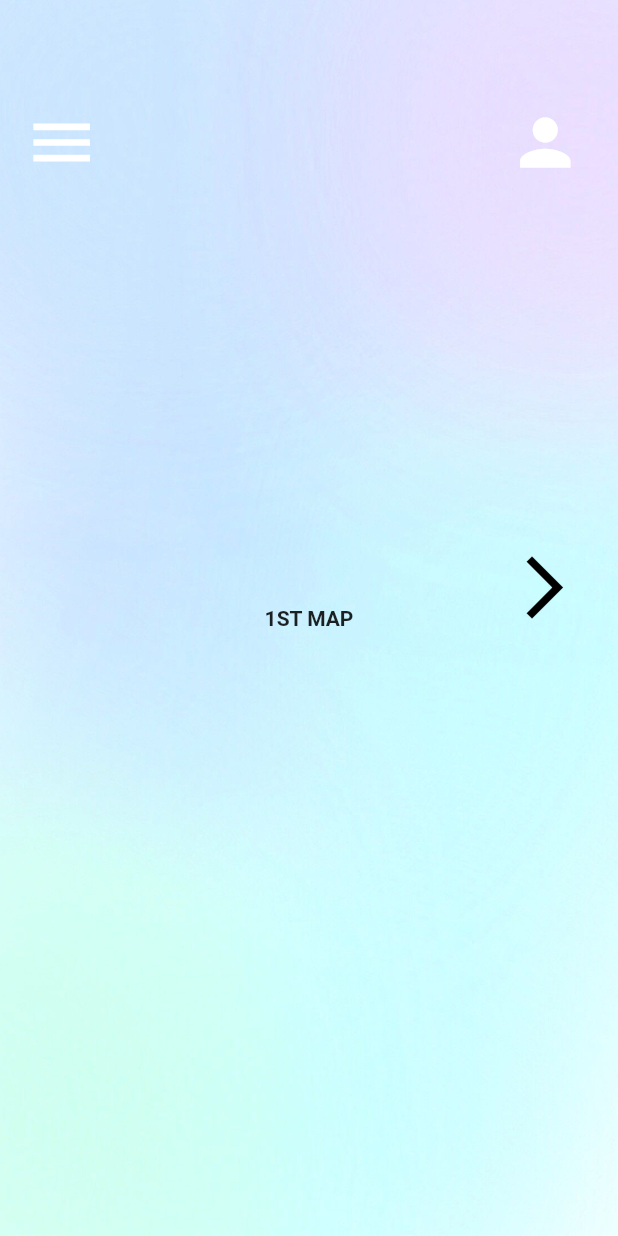
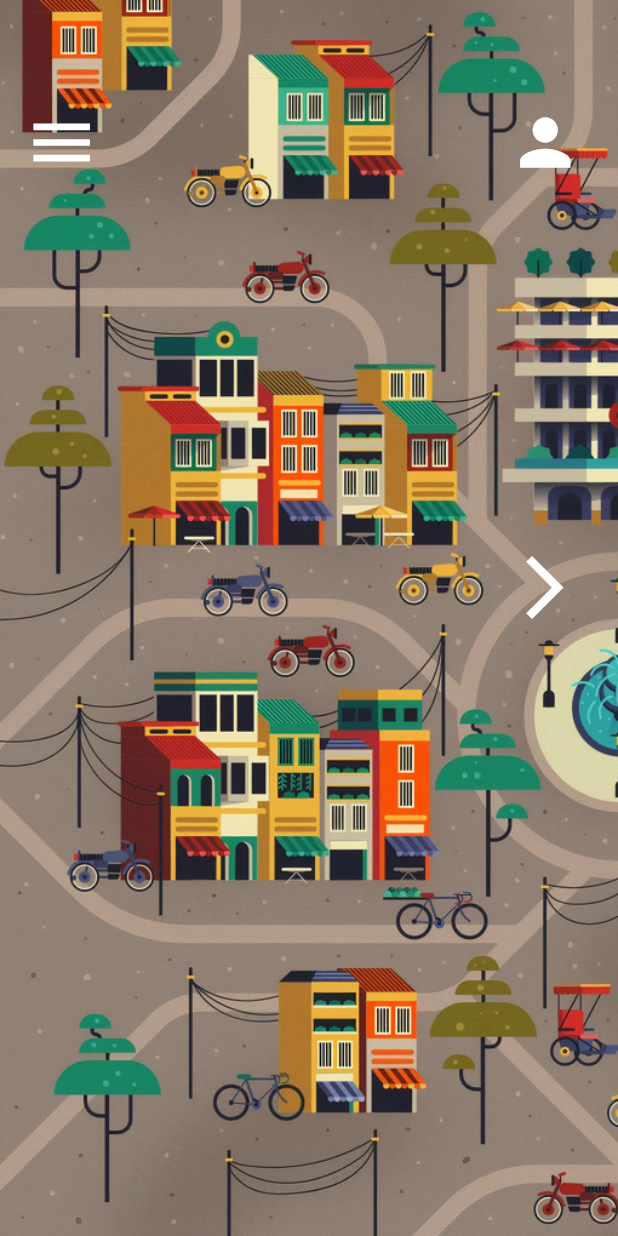
Before and after one commit to FEUP-ESOF-2020-21/open-cx-t5g4-techgals, a Flutter app: the screen it shows after launch, on a phone screen of 412 x 824 dp. Run offline on Flutter 3.47's test engine with Material 2 defaults, Android fonts, the phone set to English and light mode, and no system bars.

Commit message:
1st iteration

```diff
--- a/proj_src/lib/Screens/Nav/Components/left_arrow_button.dart
+++ b/proj_src/lib/Screens/Nav/Components/left_arrow_button.dart
@@ -19,7 +19,7 @@ class Left_Arrow_Button extends StatelessWidget {
         icon: Icon(
           Icons.arrow_back_ios,
           size: 50,
-          color: Colors.black, //white?
+          color: Colors.white, //white?
           semanticLabel: "Like Nothing Here? Check the Other Room!",
         ),
       ),
--- a/proj_src/lib/Screens/Nav/Components/right_arrow_button.dart
+++ b/proj_src/lib/Screens/Nav/Components/right_arrow_button.dart
@@ -18,7 +18,7 @@ class Right_Arrow_Button extends StatelessWidget {
         icon: Icon(
           Icons.arrow_forward_ios,
           size: 50,
-          color: Colors.black, //white?
+          color: Colors.white, //white?
           semanticLabel: "Like Nothing Here? Check the Other Room!",
         ),
       ),
--- a/proj_src/lib/Screens/Nav/Map1/body_map1.dart
+++ b/proj_src/lib/Screens/Nav/Map1/body_map1.dart
@@ -25,13 +25,6 @@ class Body extends StatelessWidget {
           Right_Arrow_Button(),
           Menu_Button(),
           Profile_Button(),
-          Container(
-            alignment: Alignment.center,
-            child: Text(
-              "1ST MAP",
-              style: TextStyle(fontWeight: FontWeight.bold),
-            ),
-          ),
         ],
       ),
     );
--- a/proj_src/lib/constants.dart
+++ b/proj_src/lib/constants.dart
@@ -1,4 +1,4 @@
 import 'package:flutter/material.dart';
 
 const kPrimaryColor = Color(0xFF309AB7);
-const kPrimaryLightColor = Color(0xFF96DBEE);
+const kPrimaryLightColor = Color(0xFF96DBEE); //216583
```
Also changed, not shown: proj_src/lib/Screens/Nav/Map2/body_map2.dart (+0 -7 lines), proj_src/assets/images/map1.jpg, proj_src/assets/images/map1_t.jpg (added), proj_src/assets/images/map2.jpg, proj_src/assets/images/map2_t.jpg (added).
